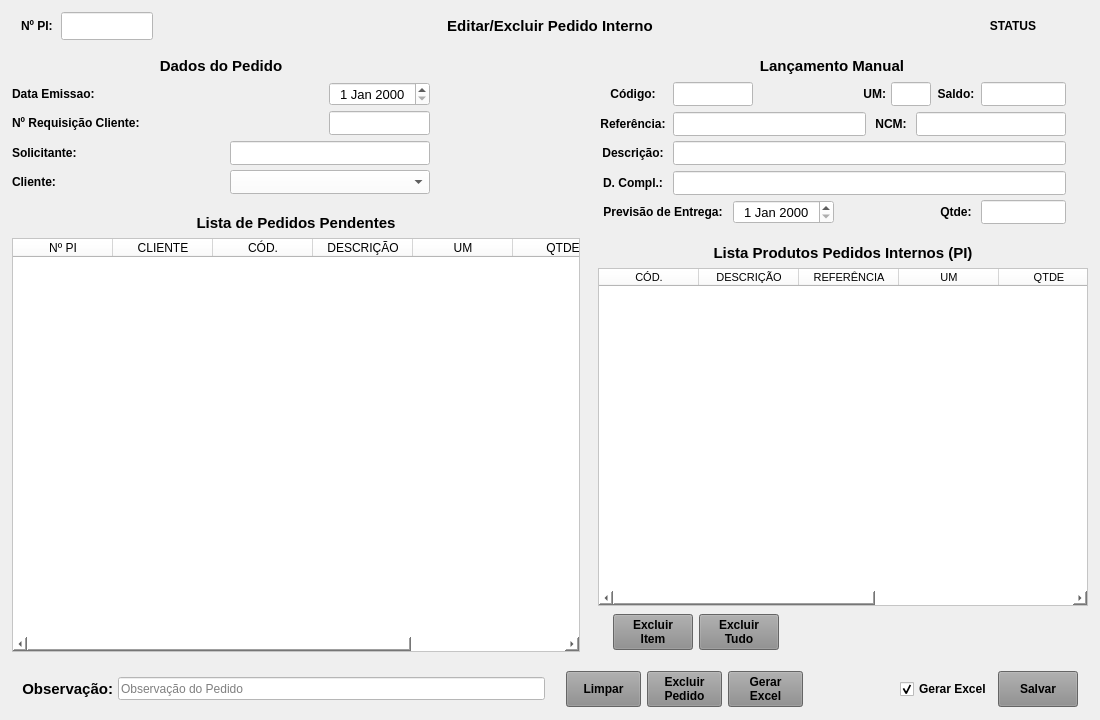
Qt form forms/tela_pi_alterar.ui (Azevedo84/erp_suzuki) before a commit.
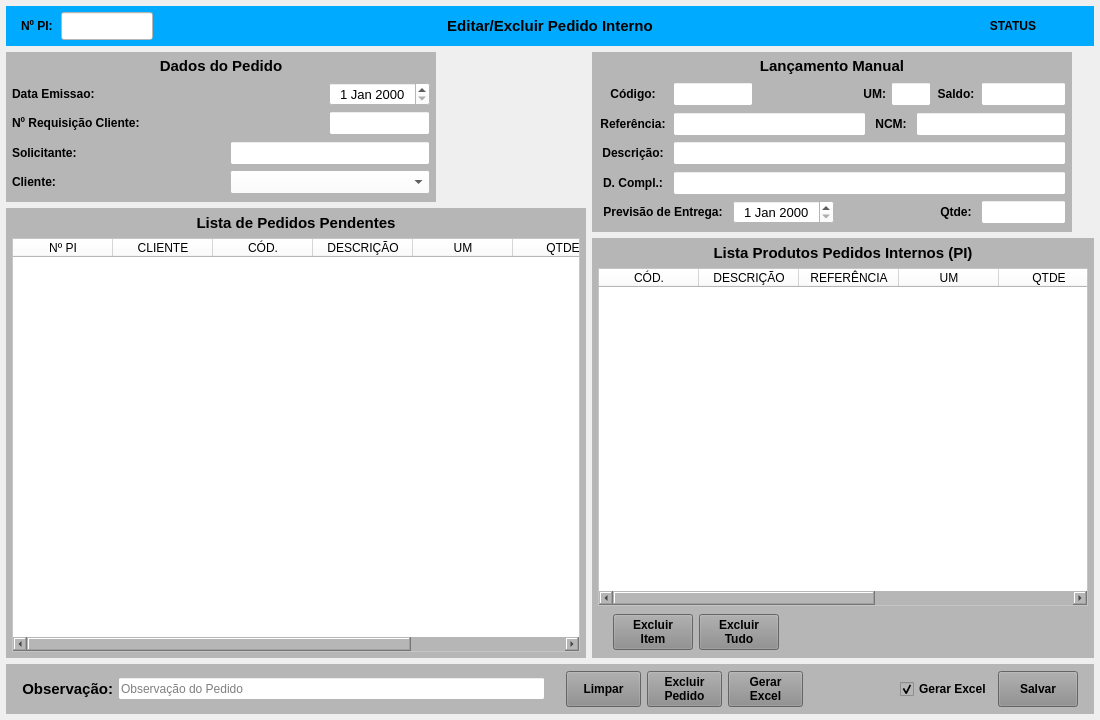
The same form after that commit.

Diff of the .ui file:
```diff
--- a/forms/tela_pi_alterar.ui
+++ b/forms/tela_pi_alterar.ui
@@ -48,7 +48,7 @@
        </size>
       </property>
       <property name="styleSheet">
-       <string notr="true"/>
+       <string notr="true">background-color: rgb(0, 170, 255);</string>
       </property>
       <layout class="QHBoxLayout" name="horizontalLayout">
        <property name="spacing">
@@ -264,7 +264,7 @@
              </size>
             </property>
             <property name="styleSheet">
-             <string notr="true"/>
+             <string notr="true">background-color: rgb(182, 182, 182);</string>
             </property>
             <layout class="QVBoxLayout" name="verticalLayout_8">
              <property name="spacing">
@@ -833,7 +833,7 @@
              <item>
               <widget class="QWidget" name="widget_Cor2" native="true">
                <property name="styleSheet">
-                <string notr="true"/>
+                <string notr="true">background-color: rgb(182, 182, 182);</string>
                </property>
                <layout class="QVBoxLayout" name="verticalLayout_7">
                 <property name="leftMargin">
@@ -969,7 +969,7 @@
              </size>
             </property>
             <property name="styleSheet">
-             <string notr="true"/>
+             <string notr="true">background-color: rgb(182, 182, 182);</string>
             </property>
             <layout class="QVBoxLayout" name="verticalLayout_4">
              <property name="spacing">
@@ -1855,7 +1855,7 @@
           <item>
            <widget class="QWidget" name="widget_Cor4" native="true">
             <property name="styleSheet">
-             <string notr="true"/>
+             <string notr="true">background-color: rgb(182, 182, 182);</string>
             </property>
             <layout class="QVBoxLayout" name="verticalLayout_3">
              <property name="leftMargin">
@@ -2133,7 +2133,7 @@
        </size>
       </property>
       <property name="styleSheet">
-       <string notr="true"/>
+       <string notr="true">background-color: rgb(182, 182, 182);</string>
       </property>
       <layout class="QHBoxLayout" name="horizontalLayout_21">
        <property name="spacing">
```
